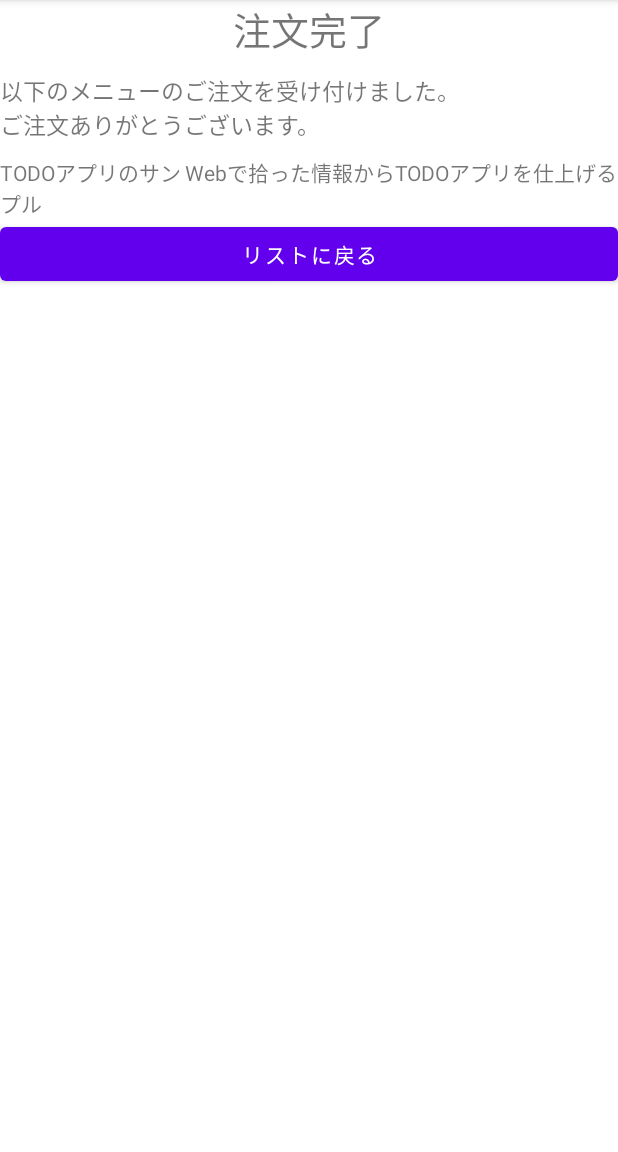
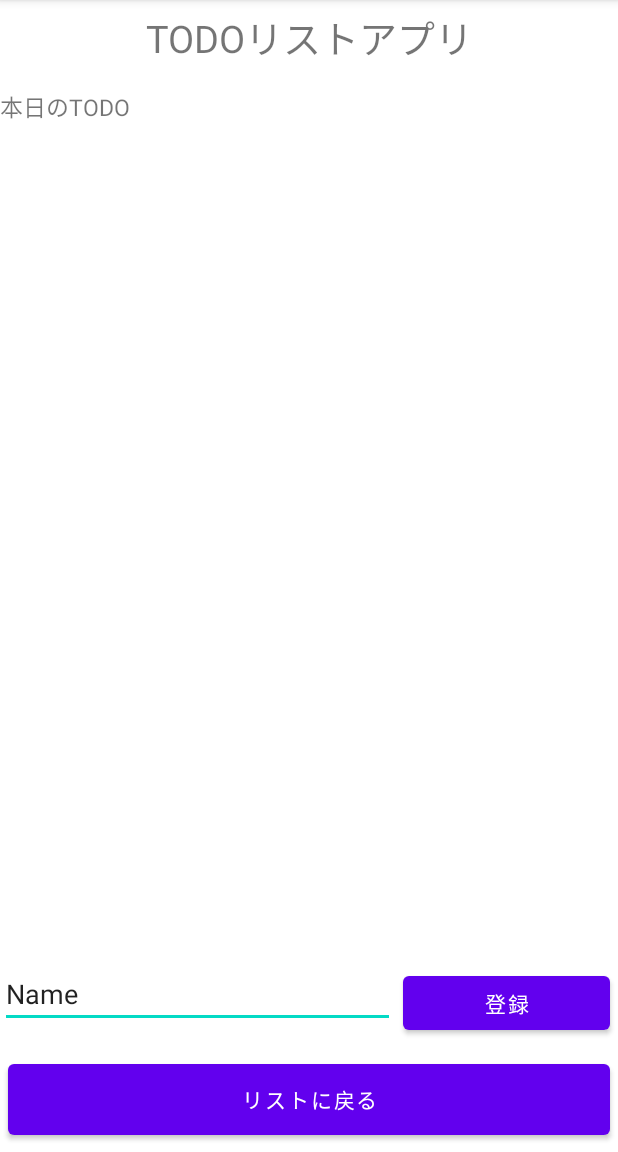
Before and after one commit to focta/android--laboratory, an Android app: the screen it shows after launch (MenuThanksActivity before the commit, TodoBasicActivity after it), after a tap on "TODOアプリのサンプル", on a phone screen of 412 x 824 dp, the part 84-1236 px from its top. Run offline under Robolectric (Android 15) with nearby library versions, the phone set to English and light mode, and no system bars.

Commit message:
TODOアプリの作成のためのベースを作成

```diff
--- a/app/src/main/AndroidManifest.xml
+++ b/app/src/main/AndroidManifest.xml
@@ -13,7 +13,7 @@
         android:theme="@style/Theme.FragmentSample"
         tools:targetApi="31">
         <activity
-            android:name=".MenuThanksActivity"
+            android:name=".TodoBasicActivity"
             android:exported="false">
             <meta-data
                 android:name="android.app.lib_name"
--- a/app/src/main/java/jp/tm/fragmentsample/MenuListFragment.kt
+++ b/app/src/main/java/jp/tm/fragmentsample/MenuListFragment.kt
@@ -18,16 +18,14 @@ class MenuListFragment : Fragment() {
     ): View? {
 
         val view = inflater.inflate(R.layout.fragment_menu_list, container, false)
-        // 画面部品ListViewを取得
+
         val lvMenu: ListView = view.findViewById(R.id.lvMenu)
 
-        // SimpleAdapterで使用するMutableListオブジェクトを用意。
         val menuList: MutableList<MutableMap<String, String>> = mutableListOf()
-        // 「から揚げ定食」のデータを格納するMapオブジェクトの用意とmenuListへのデータ登録。
         menuListOf(menuList)
 
         // SimpleAdapter第4引数from用データの用意。
-        val from = arrayOf("name", "price")
+        val from = arrayOf("name", "detail")
         // SimpleAdapter第5引数to用データの用意。
         val to = intArrayOf(android.R.id.text1, android.R.id.text2)
         // SimpleAdapterを生成。
@@ -49,21 +47,21 @@ class MenuListFragment : Fragment() {
             // タップされた行のデータを取得。SimpleAdapterでは1行分のデータはMutableMap型!
             val item = parent.getItemAtPosition(position) as MutableMap<String, String>
             // 定食名と金額を取得。
-            val menuName = item["name"]
-            val menuDetail = item["detail"]
+//            val menuName = item["name"]
+//            val menuDetail = item["detail"]
 
             // 引き継ぎデータをまとめて格納できるBundleオブジェクト生成。
             val bundle = Bundle()
             // Bundleオブジェクトに引き継ぎデータを格納。
-            bundle.putString("menuName", menuName)
-            bundle.putString("menuPrice", menuDetail)
+//            bundle.putString("menuName", menuName)
+//            bundle.putString("menuPrice", menuDetail)
 
             // enum で判断することに変更した
             val appType = AppType.getAppNameByPositionIndex(position)
             if (appType == AppType.TODO_APP) {
-                val intent2MenuThanks = Intent(activity, MenuThanksActivity::class.java)
-                intent2MenuThanks.putExtra("menuName", menuName)
-                intent2MenuThanks.putExtra("menuPrice", menuDetail)
+                val intent2MenuThanks = Intent(activity, TodoBasicActivity::class.java)
+//                intent2MenuThanks.putExtra("menuName", menuName)
+//                intent2MenuThanks.putExtra("menuPrice", menuDetail)
                 startActivity(intent2MenuThanks)
             }
          }
@@ -72,33 +70,6 @@ class MenuListFragment : Fragment() {
     private fun menuListOf(menuList: MutableList<MutableMap<String, String>>) {
         var menu = mutableMapOf("name" to "TODOアプリのサンプル", "detail" to "Webで拾った情報からTODOアプリを仕上げる")
         menuList.add(menu)
-//        menu = mutableMapOf("name" to "ハンバーグ定食", "price" to "850円")
-//        menuList.add(menu)
-//        // 以下データ登録の繰り返し。
-//        menu = mutableMapOf("name" to "生姜焼き定食", "price" to "850円")
-//        menuList.add(menu)
-//        menu = mutableMapOf("name" to "ステーキ定食", "price" to "1000円")
-//        menuList.add(menu)
-//        menu = mutableMapOf("name" to "野菜炒め定食", "price" to "750円")
-//        menuList.add(menu)
-//        menu = mutableMapOf("name" to "とんかつ定食", "price" to "900円")
-//        menuList.add(menu)
-//        menu = mutableMapOf("name" to "ミンチかつ定食", "price" to "850円")
-//        menuList.add(menu)
-//        menu = mutableMapOf("name" to "チキンカツ定食", "price" to "900円")
-//        menuList.add(menu)
-//        menu = mutableMapOf("name" to "コロッケ定食", "price" to "850円")
-//        menuList.add(menu)
-//        menu = mutableMapOf("name" to "回鍋肉定食", "price" to "750円")
-//        menuList.add(menu)
-//        menu = mutableMapOf("name" to "麻婆豆腐定食", "price" to "800円")
-//        menuList.add(menu)
-//        menu = mutableMapOf("name" to "青椒肉絲定食", "price" to "900円")
-//        menuList.add(menu)
-//        menu = mutableMapOf("name" to "焼き魚定食", "price" to "850円")
-//        menuList.add(menu)
-//        menu = mutableMapOf("name" to "焼肉定食", "price" to "950円")
-//        menuList.add(menu)
     }
 
 }
--- a/app/src/main/java/jp/tm/fragmentsample/MenuThanksFragment.kt
+++ b/app/src/main/java/jp/tm/fragmentsample/MenuThanksFragment.kt
@@ -15,7 +15,7 @@ class MenuThanksFragment : Fragment() {
         savedInstanceState: Bundle?
     ): View? {
 
-        val view = inflater.inflate(R.layout.fragment_menu_thanks, container, false)
+        val view = inflater.inflate(R.layout.fragment_todo_top, container, false)
 
         val intent = activity?.intent
         val extras = intent?.extras
@@ -23,10 +23,10 @@ class MenuThanksFragment : Fragment() {
         val menuName = extras?.getString("menuName")
         val menuPrice = extras?.getString("menuPrice")
 
-        val tvMenuName: TextView = view.findViewById(R.id.tvMenuName)
-        val tvMenuPrice: TextView = view.findViewById(R.id.tvMenuPrice)
-        tvMenuName.text = menuName
-        tvMenuPrice.text = menuPrice
+//        val tvMenuName: TextView = view.findViewById(R.id.tvMenuName)
+//        val tvMenuPrice: TextView = view.findViewById(R.id.tvMenuPrice)
+//        tvMenuName.text = menuName
+//        tvMenuPrice.text = menuPrice
 
         val btBackButton: Button = view.findViewById(R.id.btBackButton)
         btBackButton.setOnClickListener(ButtonClickListner())
--- a/app/src/main/java/jp/tm/fragmentsample/MenuThanksActivity.kt
+++ b/app/src/main/java/jp/tm/fragmentsample/TodoBasicActivity.kt
@@ -3,7 +3,7 @@ package jp.tm.fragmentsample
 import androidx.appcompat.app.AppCompatActivity
 import android.os.Bundle
 
-class MenuThanksActivity : AppCompatActivity() {
+class TodoBasicActivity : AppCompatActivity() {
     override fun onCreate(savedInstanceState: Bundle?) {
         super.onCreate(savedInstanceState)
         setContentView(R.layout.activity_menu_thanks)
--- a/app/src/main/res/layout/fragment_menu_thanks.xml
+++ b/app/src/main/res/layout/fragment_todo_top.xml
@@ -10,36 +10,53 @@
         android:layout_height="wrap_content"
         android:layout_marginBottom="10dp"
         android:gravity="center"
-        android:text="@string/tv_thx_title"
-        android:textSize="25sp"/>
+        android:text="@string/tv_todo_top"
+        android:textSize="25sp"
+        android:layout_weight="1"/>
 
     <TextView
         android:layout_width="match_parent"
         android:layout_height="wrap_content"
         android:layout_marginBottom="10dp"
-        android:text="@string/tv_thx_desc"
-        android:textSize="15sp"/>
+        android:text="@string/tv_menu_title"
+        android:textSize="15sp"
+        android:layout_weight="1"/>
 
+    <ListView
+        android:layout_width="wrap_content"
+        android:layout_height="wrap_content"
+        android:layout_weight="50"
+        />
     <LinearLayout
         android:layout_width="match_parent"
         android:layout_height="wrap_content"
         android:orientation="horizontal">
 
-        <TextView
-            android:id="@+id/tvMenuName"
-            android:layout_width="0dp"
+        <EditText
+            android:id="@+id/editTextTextPersonName"
+            android:layout_width="wrap_content"
             android:layout_height="wrap_content"
+            android:layout_weight="1"
+            android:ems="10"
+            android:inputType="textPersonName"
+            android:text="Name"
+            />
+
+        <Button
+            android:layout_width="wrap_content"
+            android:layout_height="wrap_content"
+            android:layout_margin="5dp"
+            android:text="@string/bt_register"
             android:layout_weight="1"/>
 
-        <TextView
-            android:id="@+id/tvMenuPrice"
-            android:layout_width="wrap_content"
-            android:layout_height="wrap_content"/>
+
     </LinearLayout>
 
     <Button
         android:id="@+id/btBackButton"
         android:layout_width="match_parent"
         android:layout_height="wrap_content"
-        android:text="@string/bt_thx_back"/>
+        android:layout_margin="5dp"
+        android:text="@string/bt_thx_back"
+        android:layout_weight="1"/>
 </LinearLayout>
--- a/app/src/main/res/values/strings.xml
+++ b/app/src/main/res/values/strings.xml
@@ -1,7 +1,8 @@
 <resources>
     <string name="app_name">AndroidLaboratory</string>
     <string name="hello_blank_fragment">Hello blank fragment</string>
-    <string name="tv_thx_title">注文完了</string>
-    <string name="tv_thx_desc">以下のメニューのご注文を受け付けました。\nご注文ありがとうございます。</string>
+    <string name="tv_todo_top">TODOリストアプリ</string>
+    <string name="tv_menu_title">本日のTODO</string>
     <string name="bt_thx_back">リストに戻る</string>
+    <string name="bt_register">登録</string>
 </resources>
```
Also changed, not shown: 1 other file.
